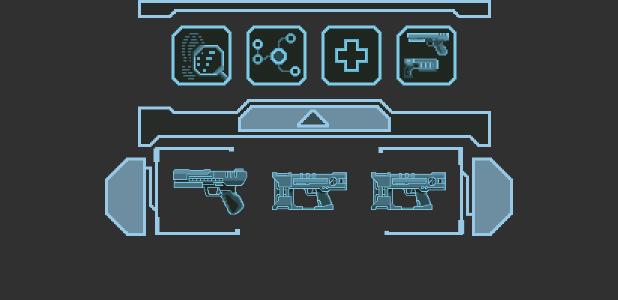
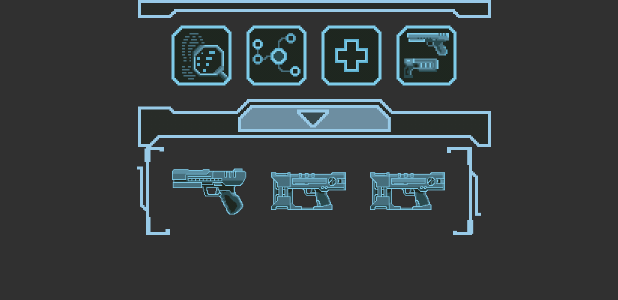
Before and after one commit to IstrajI/Insight, an Android app: the layout view_bottom_panel.xml on its own in the app's theme, with its tools: preview values and no code run, on a phone screen of 412 x 824 dp. Shown: the top 300 px of the screen. Run offline under Robolectric (Android 15) with nearby library versions, the phone set to English and light mode, and no system bars.

Commit message:
Working on bottom panel

```diff
--- /dev/null
+++ b/app/src/main/res/drawable/inventory_left_button.xml
@@ -0,0 +1,19 @@
+<?xml version="1.0" encoding="utf-8"?>
+<selector xmlns:android="http://schemas.android.com/apk/res/android">
+    <item android:state_focused="true" android:state_pressed="true" >
+        <nine-patch android:src="@drawable/inventory_left_active"/>
+    </item>
+
+    <item android:state_focused="false" android:state_pressed="true" >
+        <nine-patch android:src="@drawable/inventory_left_active"/>
+    </item>
+
+    <item android:state_focused="true" >
+        <nine-patch android:src="@drawable/inventory_left_active"/>
+    </item>
+
+    <item android:state_focused="false" android:state_pressed="false" >
+        <nine-patch android:src="@drawable/inventory_left"/>
+    </item>
+
+</selector>
--- /dev/null
+++ b/app/src/main/res/drawable/inventory_right_button.xml
@@ -0,0 +1,18 @@
+<?xml version="1.0" encoding="utf-8"?>
+<selector xmlns:android="http://schemas.android.com/apk/res/android">
+    <item android:state_focused="true" android:state_pressed="true" >
+        <nine-patch android:src="@drawable/inventory_right_active"/>
+    </item>
+
+    <item android:state_focused="false" android:state_pressed="true" >
+        <nine-patch android:src="@drawable/inventory_right_active"/>
+    </item>
+
+    <item android:state_focused="true" >
+        <nine-patch android:src="@drawable/inventory_right_active"/>
+    </item>
+
+    <item android:state_focused="false" android:state_pressed="false" >
+        <nine-patch android:src="@drawable/inventory_right"/>
+    </item>
+</selector>
--- /dev/null
+++ b/app/src/main/res/drawable/open_inventory_button_state.xml
@@ -0,0 +1,20 @@
+<?xml version="1.0" encoding="utf-8"?>
+<selector xmlns:android="http://schemas.android.com/apk/res/android">
+
+    <item android:state_focused="true" android:state_pressed="true" >
+        <nine-patch android:src="@drawable/top_reworked_open_pos_active"/>
+    </item>
+
+    <item android:state_focused="false" android:state_pressed="true" >
+        <nine-patch android:src="@drawable/top_reworked_open_pos_active"/>
+    </item>
+
+    <item android:state_focused="true" >
+        <nine-patch android:src="@drawable/top_reworked_open_pos_active"/>
+    </item>
+
+    <item android:state_focused="false" android:state_pressed="false" >
+        <nine-patch android:src="@drawable/top_reworked_open_pos"/>
+    </item>
+
+</selector>
--- a/app/src/main/res/layout/view_bottom_panel.xml
+++ b/app/src/main/res/layout/view_bottom_panel.xml
@@ -17,7 +17,7 @@
             android:layout_width="match_parent"
             android:layout_height="wrap_content"
             android:layout_gravity="center_horizontal"
-            android:background="@drawable/top_reworked_2"
+            android:background="@drawable/open_inventory_button_state"
             app:layout_constraintHorizontal_chainStyle="packed">
 
             <ImageView
@@ -97,12 +97,14 @@
             android:id="@+id/bottom_panel_inventory_left_button_image_view"
             android:layout_width="wrap_content"
             android:layout_height="wrap_content"
-            android:src="@drawable/inventory_left"
+
             app:layout_constraintTop_toTopOf="parent"
-            app:layout_constraintRight_toLeftOf="@+id/bottom_panel_inventory_left"/>
+            app:layout_constraintRight_toLeftOf="@+id/bottom_panel_inventory"/>
+
+        <!-- android:src="@drawable/inventory_left_button"-->
 
         <android.support.constraint.ConstraintLayout
-            android:id="@+id/bottom_panel_inventory_left"
+            android:id="@+id/bottom_panel_inventory"
             android:layout_width="wrap_content"
             android:layout_height="wrap_content"
             android:gravity="center"
@@ -143,13 +145,14 @@
                 app:layout_constraintTop_toTopOf="parent"/>
         </android.support.constraint.ConstraintLayout>
 
+        <!-- android:src="@drawable/inventory_right_button" -->
         <ImageView
             android:id="@+id/bottom_panel_right_button_image_view"
             android:layout_width="wrap_content"
             android:layout_height="wrap_content"
-            android:src="@drawable/inventory_right"
+
             app:layout_constraintRight_toRightOf="parent"
-            app:layout_constraintLeft_toRightOf="@+id/bottom_panel_inventory_left"
+            app:layout_constraintLeft_toRightOf="@+id/bottom_panel_inventory"
             app:layout_constraintTop_toTopOf="parent" />
 
     </android.support.constraint.ConstraintLayout>
```
Also changed, not shown: app/src/main/java/com/npgames/insight/ui/book/bottom_new/BottomPanelView.java (+104 -27 lines), app/src/main/java/com/npgames/insight/ui/book/bottom_new/InventoryPanelAdapter.java (+3 -12 lines), app/src/main/res/drawable/close_inventory_button_state.xml (added, +7 -0 lines), app/src/main/res/drawable-xxxhdpi/inventory_left.9.png, app/src/main/res/drawable-xxxhdpi/inventory_left_active.9.png (added), app/src/main/res/drawable-xxxhdpi/inventory_middle.9.png, app/src/main/res/drawable-xxxhdpi/inventory_middle_left_active.9.png (added), app/src/main/res/drawable-xxxhdpi/inventory_middle_right_active.9.png (added), app/src/main/res/drawable-xxxhdpi/inventory_right.9.png, app/src/main/res/drawable-xxxhdpi/inventory_right_active.9.png (added), app/src/main/res/drawable-xxxhdpi/top_reworked_2_open_active.9.png (added), app/src/main/res/drawable-xxxhdpi/top_reworked_open_pos_active.9.png (added).
